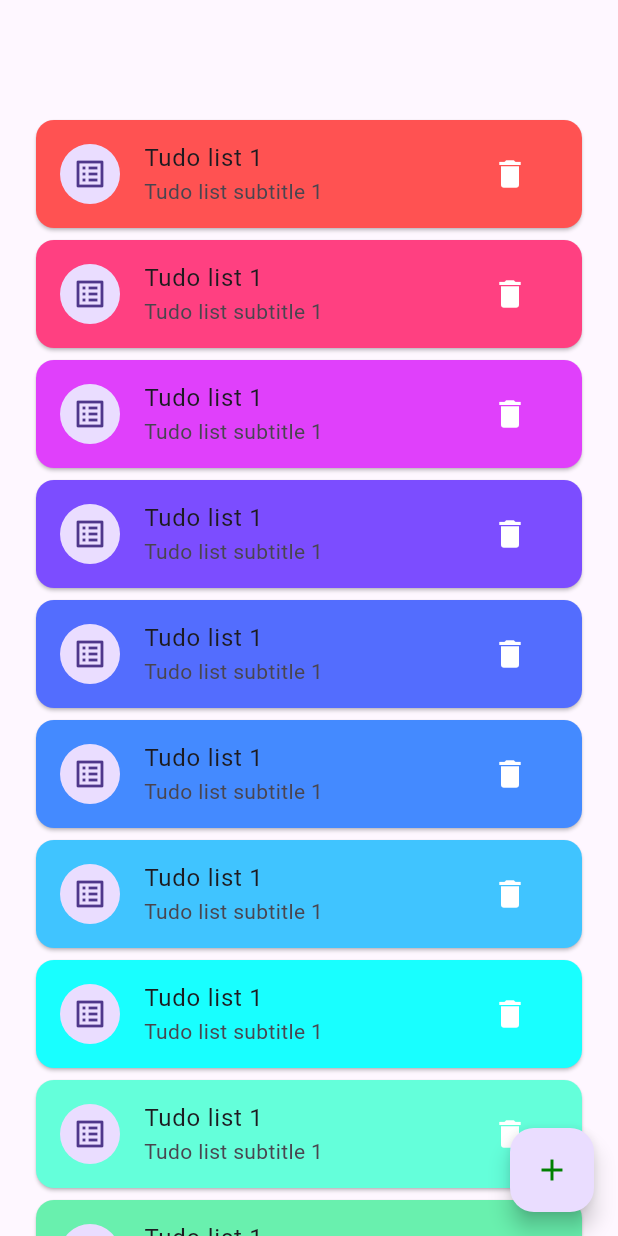
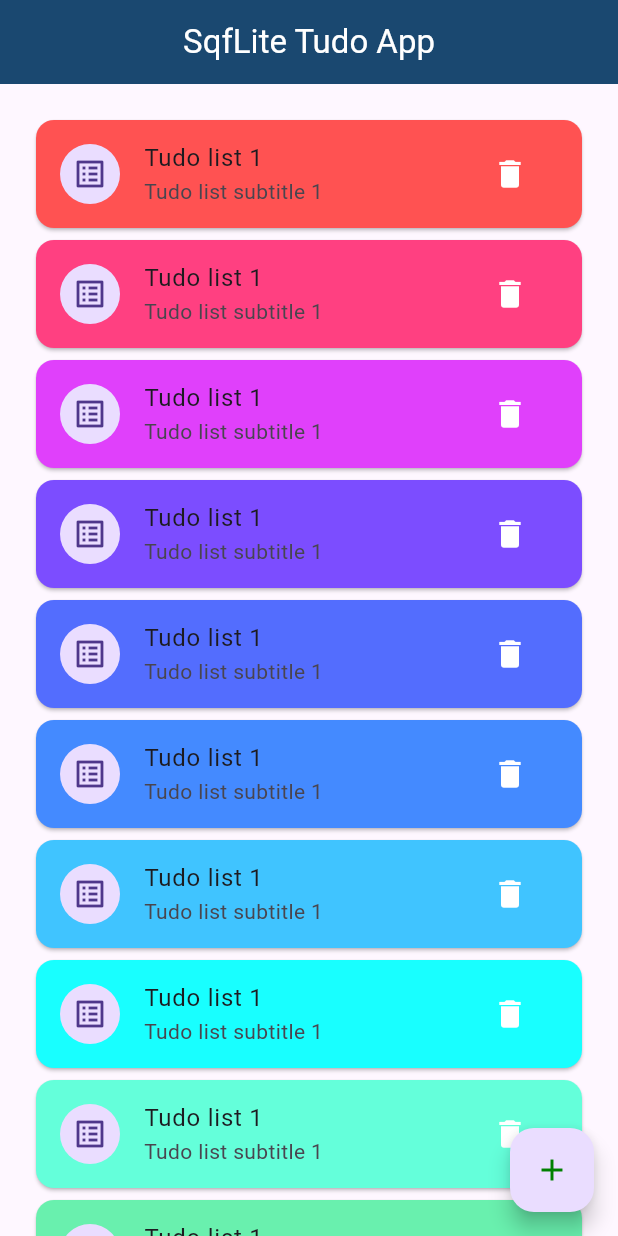
Before and after one commit to alazad214/SqfLite-Tudo-App, a Flutter app: the screen it shows after launch, on a phone screen of 412 x 824 dp. Run offline on Flutter 3.47's test engine with Material 3 defaults, Android fonts, the light colour scheme and no system bars; our stand-ins replace fluttertoast, get.

Commit message:
design and model added

```diff
--- a/lib/config/app_pages.dart
+++ b/lib/config/app_pages.dart
@@ -1,5 +1,6 @@
 import 'package:get/get.dart';
 import 'package:sqflite_tudo_app/config/routing.dart';
+import 'package:sqflite_tudo_app/features/add_note/views/add_note_screen.dart';
 import 'package:sqflite_tudo_app/features/home/views/home_screen.dart';
 
 class AppPages {
@@ -9,5 +10,10 @@ class AppPages {
       page: () => HomeScreen(),
       transition: Transition.fadeIn,
     ),
+    GetPage(
+      name: AppRoutes.addNote,
+      page: () => AddNoteScreen(),
+      transition: Transition.fadeIn,
+    ),
   ];
 }
--- a/lib/config/routing.dart
+++ b/lib/config/routing.dart
@@ -1,5 +1,5 @@
 abstract class AppRoutes {
   static const HOME = '/home';
-  static const LOGIN = '/login';
+  static const addNote = '/add_note';
   static const PROFILE = '/profile';
 }
--- a/lib/features/home/views/home_screen.dart
+++ b/lib/features/home/views/home_screen.dart
@@ -1,5 +1,9 @@
 import 'package:flutter/material.dart';
+import 'package:get/get.dart';
+import 'package:get/get_core/src/get_main.dart';
+import 'package:sqflite_tudo_app/config/routing.dart';
 import 'package:sqflite_tudo_app/utils/colors.dart';
+import 'package:sqflite_tudo_app/widgets/custom_appbar.dart';
 
 class HomeScreen extends StatefulWidget {
   const HomeScreen({super.key});
@@ -14,7 +18,12 @@ class _HomeScreenState extends State<HomeScreen> {
   @override
   Widget build(BuildContext context) {
     return Scaffold(
-      appBar: AppBar(),
+      appBar: CustomAppbar(
+        title: 'SqfLite Tudo App',
+        leadingVisible: true,
+        centerTitle: true,
+        backgroundColor: AppColors.scaffoldBackground,
+      ),
       body: SingleChildScrollView(
         padding: EdgeInsets.all(20),
         child: ListView.builder(
@@ -23,7 +32,11 @@ class _HomeScreenState extends State<HomeScreen> {
 
           physics: NeverScrollableScrollPhysics(),
           itemBuilder: (context, index) {
-            return Card(
+            return GestureDetector(
+              onTap: () {
+                Get.toNamed(AppRoutes.addNote);
+              },
+              child: Card(
                 color: Colors.accents[index % Colors.accents.length],
                 child: ListTile(
                   title: Text('Tudo list 1'),
@@ -34,10 +47,14 @@ class _HomeScreenState extends State<HomeScreen> {
                     icon: Icon(Icons.delete, color: AppColors.white),
                   ),
                 ),
+              ),
             );
           },
         ),
       ),
+
+
+
       floatingActionButton: FloatingActionButton(
         onPressed: () {},
         child: Icon(Icons.add, color: AppColors.green),
--- a/lib/widgets/custom_appbar.dart
+++ b/lib/widgets/custom_appbar.dart
@@ -0,0 +1,52 @@
+import 'package:flutter/material.dart';
+import 'package:sqflite_tudo_app/utils/colors.dart';
+
+class CustomAppbar extends StatelessWidget implements PreferredSizeWidget {
+  const CustomAppbar({
+    super.key,
+    required this.title,
+    this.onCallBack,
+    this.leadingVisible = false,
+    this.actions,
+    this.centerTitle,
+    this.backgroundColor,
+    this.titleSpacing,
+  });
+
+  final String title;
+  final VoidCallback? onCallBack;
+  final bool leadingVisible;
+  final List<Widget>? actions;
+  final bool? centerTitle;
+  final Color? backgroundColor;
+  final double? titleSpacing;
+
+  @override
+  Widget build(BuildContext context) {
+    return AppBar(
+      automaticallyImplyLeading: false,
+      leading:
+          leadingVisible
+              ? null
+              : Padding(
+                padding: EdgeInsets.all(6),
+                child: InkWell(
+                  onTap: () => Navigator.of(context).pop(),
+                  child: Icon(
+                    Icons.arrow_back,
+                    size: 24,
+                    color: AppColors.white,
+                  ),
+                ),
+              ),
+      backgroundColor: backgroundColor ?? Colors.white,
+      titleSpacing: titleSpacing ?? (leadingVisible == true ? 20 : 10),
+      centerTitle: centerTitle,
+      title: Text(title, style: TextStyle(color: Colors.white)),
+      actions: actions,
+    );
+  }
+
+  @override
+  Size get preferredSize => const Size.fromHeight(kToolbarHeight);
+}
--- a/pubspec.yaml
+++ b/pubspec.yaml
@@ -36,6 +36,9 @@ dependencies:
   cupertino_icons: ^1.0.8
   fluttertoast: ^8.2.12
   get: ^4.7.2
+  sqflite: ^2.4.2
+  path_provider: ^2.1.5
+  intl: ^0.20.2
 
 dev_dependencies:
   flutter_test:
```
Also changed, not shown: lib/features/add_note/model/note_model.dart (added, +13 -0 lines), lib/features/add_note/views/add_note_screen.dart (added, +113 -0 lines), lib/widgets/custom_button.dart (+41 -0 lines), lib/widgets/custom_textfield.dart (+142 -0 lines), pubspec.lock, 1 other file. Lines whose indentation alone changed are shown as unchanged.
